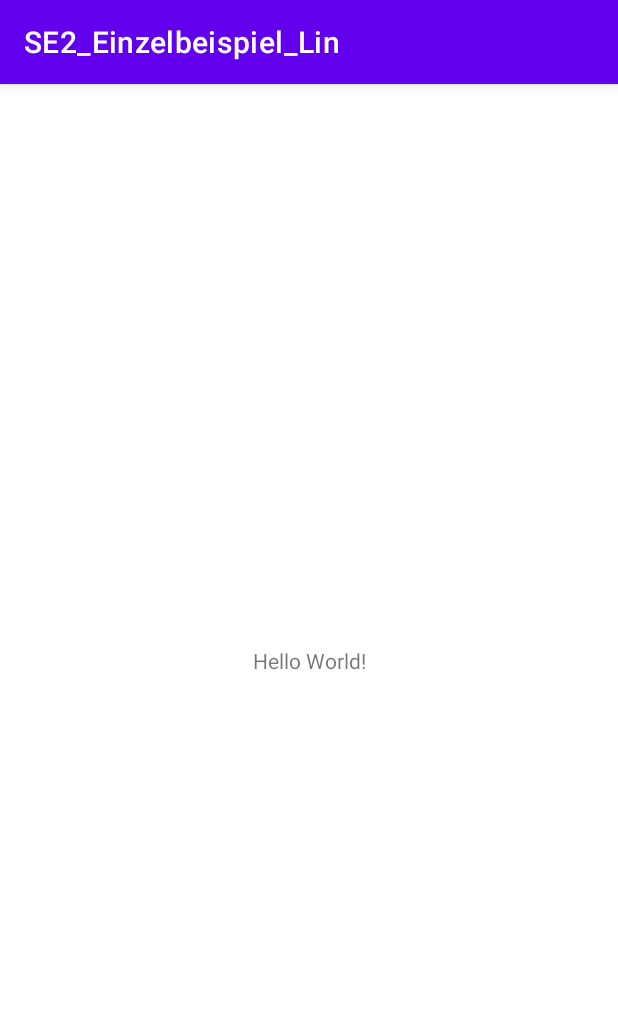
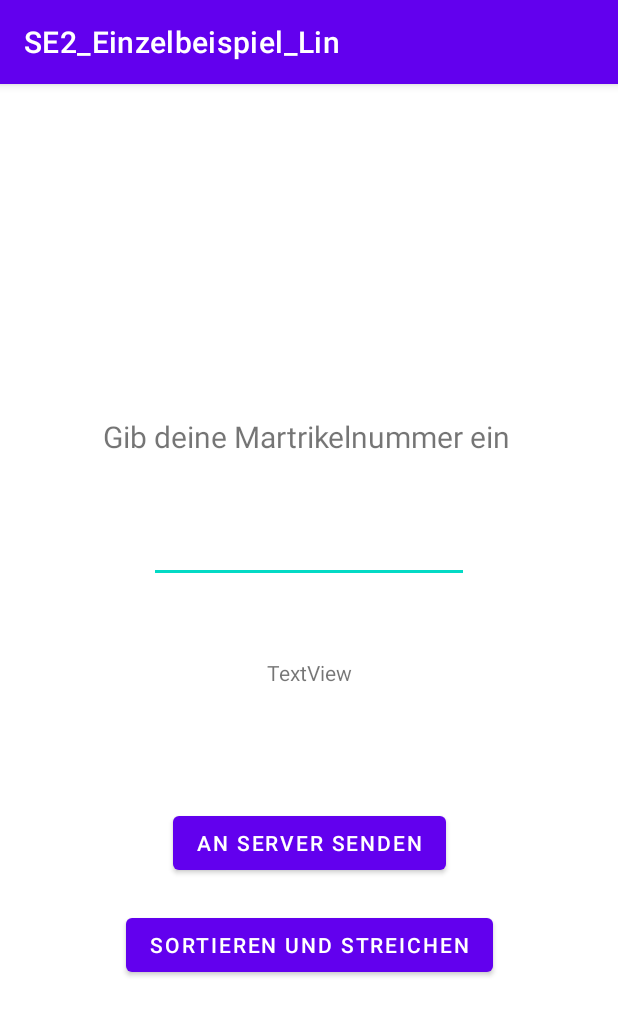
Before and after one commit to Yuelichang/SE2_Einzelbeispiel_LIN, an Android app: the screen it shows after launch (MainActivity), on a phone screen of 412 x 824 dp. Shown: the top 1016 px of the screen. Run offline under Robolectric (Android 15) with nearby library versions, the phone set to English and light mode, and no system bars.

Commit message:
added buttons, editTextNumber and a textfield

```diff
--- a/app/src/main/java/com/example/se2_einzelbeispiel_lin/MainActivity.java
+++ b/app/src/main/java/com/example/se2_einzelbeispiel_lin/MainActivity.java
@@ -3,6 +3,7 @@ package com.example.se2_einzelbeispiel_lin;
 import androidx.appcompat.app.AppCompatActivity;
 
 import android.os.Bundle;
+import android.view.View;
 
 public class MainActivity extends AppCompatActivity {
 
@@ -11,4 +12,8 @@ public class MainActivity extends AppCompatActivity {
         super.onCreate(savedInstanceState);
         setContentView(R.layout.activity_main);
     }
+
+    public void ServerButton(View view) {
+
+    }
 }
--- a/app/src/main/res/layout/activity_main.xml
+++ b/app/src/main/res/layout/activity_main.xml
@@ -7,12 +7,58 @@
     tools:context=".MainActivity">
 
     <TextView
-        android:layout_width="wrap_content"
-        android:layout_height="wrap_content"
-        android:text="Hello World!"
+        android:id="@+id/textView"
+        android:layout_width="275dp"
+        android:layout_height="26dp"
+        android:layout_marginBottom="300dp"
+        android:text="Gib deine Martrikelnummer ein"
+        android:textSize="20dp"
         app:layout_constraintBottom_toBottomOf="parent"
         app:layout_constraintLeft_toLeftOf="parent"
         app:layout_constraintRight_toRightOf="parent"
         app:layout_constraintTop_toTopOf="parent" />
 
+
+    <EditText
+        android:id="@+id/editTextNumber"
+        android:layout_width="wrap_content"
+        android:layout_height="wrap_content"
+        android:layout_marginTop="40dp"
+        android:ems="10"
+        android:inputType="number"
+        app:layout_constraintEnd_toEndOf="parent"
+        app:layout_constraintStart_toStartOf="parent"
+        app:layout_constraintTop_toBottomOf="@+id/textView" />
+
+    <Button
+        android:id="@+id/button"
+        android:layout_width="wrap_content"
+        android:layout_height="wrap_content"
+        android:layout_marginTop="80dp"
+        android:text="An Server senden"
+        android:onClick="ServerButton"
+        app:layout_constraintEnd_toEndOf="parent"
+        app:layout_constraintStart_toStartOf="parent"
+        app:layout_constraintTop_toBottomOf="@+id/textView2" />
+
+    <Button
+        android:id="@+id/button2"
+        android:layout_width="wrap_content"
+        android:layout_height="wrap_content"
+        android:layout_marginTop="20dp"
+        android:text="Sortieren und streichen"
+        app:layout_constraintEnd_toEndOf="parent"
+        app:layout_constraintStart_toStartOf="parent"
+        app:layout_constraintTop_toBottomOf="@+id/button" />
+
+    <TextView
+        android:id="@+id/textView2"
+        android:layout_width="wrap_content"
+        android:layout_height="wrap_content"
+        android:layout_marginTop="50dp"
+        android:text="TextView"
+        app:layout_constraintEnd_toEndOf="parent"
+        app:layout_constraintStart_toStartOf="parent"
+        app:layout_constraintTop_toBottomOf="@+id/editTextNumber" />
+
 </androidx.constraintlayout.widget.ConstraintLayout>
```
